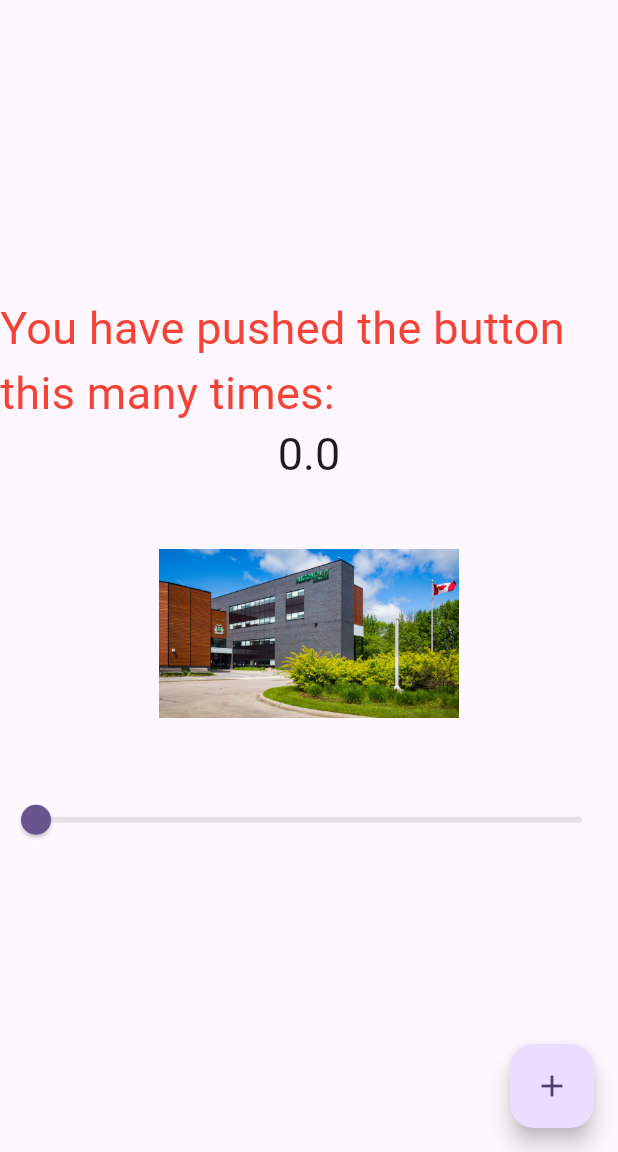
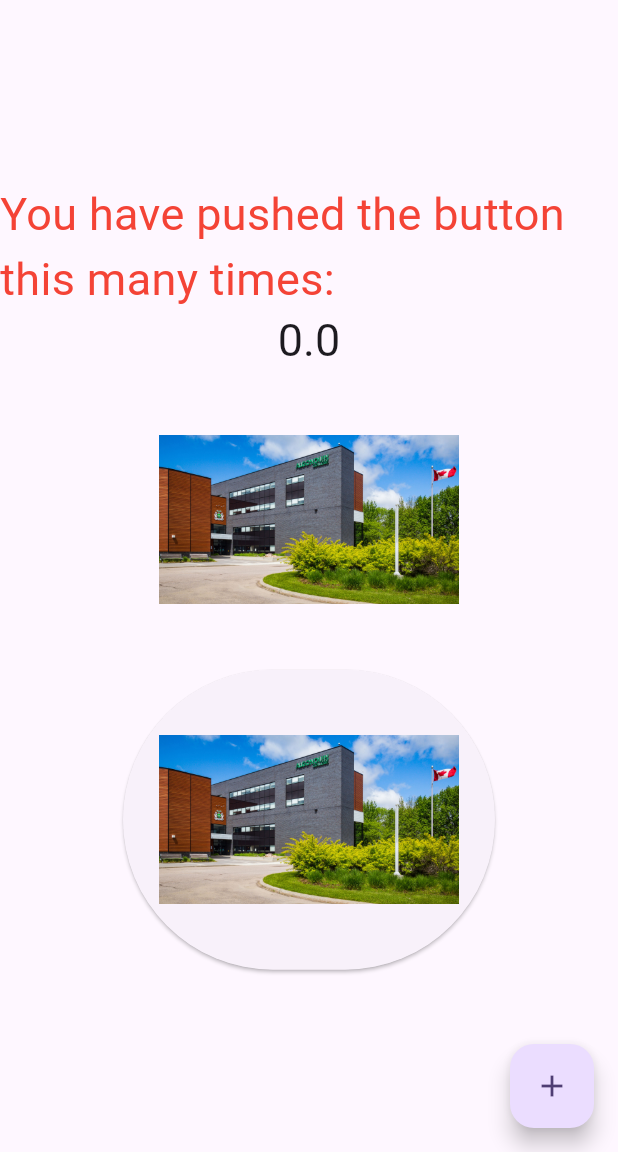
Before and after one commit to c-annabel/my_cst2335_labs, a Flutter app: the screen it shows after launch, on a phone screen of 412 x 824 dp, the part 84-1236 px from its top. Run offline on Flutter 3.47's test engine with Material 3 defaults, Android fonts, the phone set to English and light mode, and no system bars.

Commit message:
added button

```diff
--- a/lib/main.dart
+++ b/lib/main.dart
@@ -48,6 +48,10 @@ class _MyHomePageState extends State<MyHomePage> {
     });
   }
 
+  void buttonClicked(){
+
+  }
+
   @override
   Widget build(BuildContext context) {
     return Scaffold(
@@ -65,7 +69,14 @@ class _MyHomePageState extends State<MyHomePage> {
               style: Theme.of(context).textTheme.headlineMedium?.copyWith(fontSize:myFontSize),
             ),
             Image.asset("images/algonquin.jpg", width: 200, height:200),
-            Slider(value:_counter, max:100.0, onChanged: setNewValue, min:0.0)
+            ElevatedButton(
+                onPressed: buttonClicked,
+                child:Image.asset("images/algonquin.jpg", width: 200, height:200)
+            )
+            //20250512-02 replaced by image
+            //ElevatedButton( onPressed: buttonClicked, child:  Text("Click me")  ),
+            //20250512-01 replaced by button
+            //Slider(value:_counter, max:100.0, onChanged: setNewValue, min:0.0)
           ],
         ),
       ),
```
